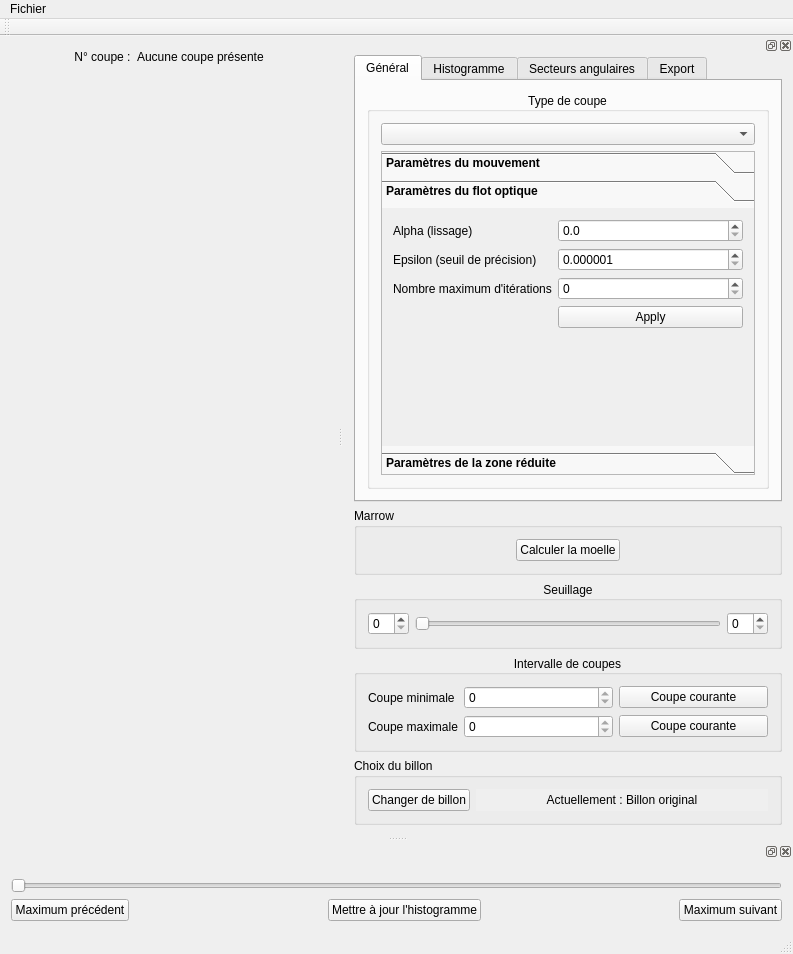
Above: ui/mainwindow.ui from akrah/TKDetection before the change. Below: the same form after it.
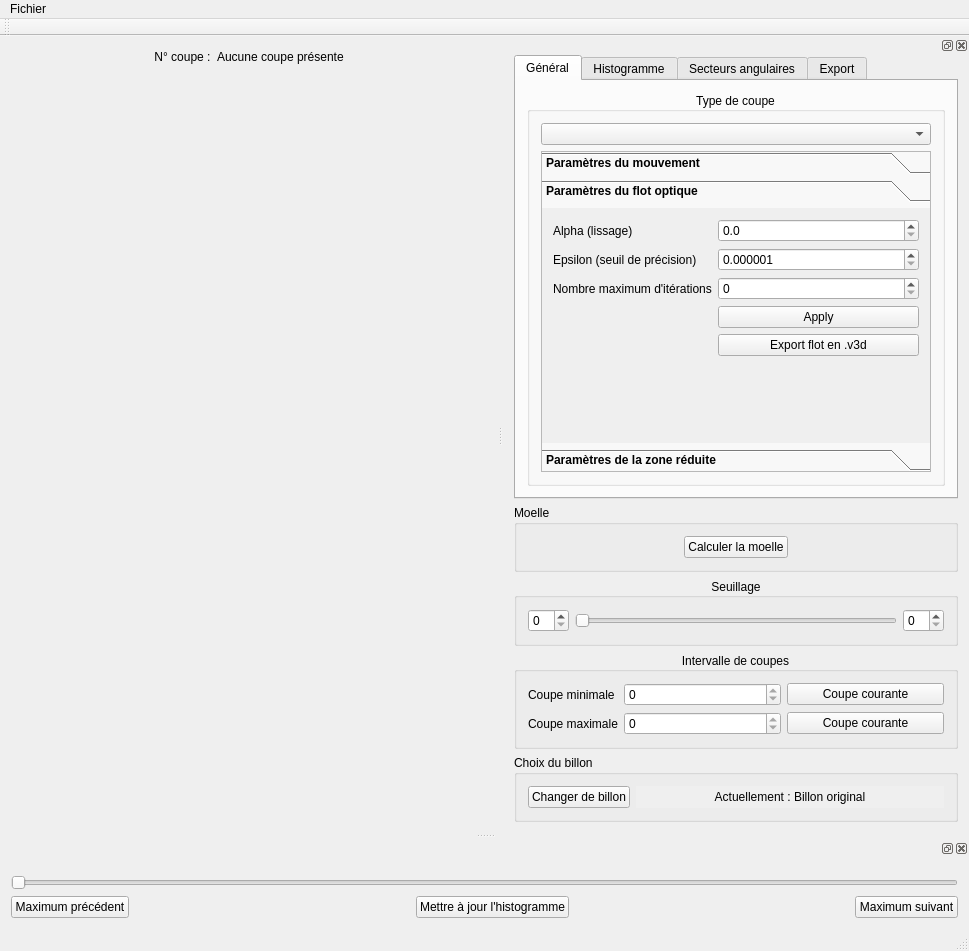
That is the form after the change. The open tabs and pages were chosen to show the change. Custom widgets are drawn as their Qt base class.

The edit to the form file:
```diff
--- a/ui/mainwindow.ui
+++ b/ui/mainwindow.ui
@@ -6,8 +6,8 @@
    <rect>
     <x>0</x>
     <y>0</y>
-    <width>793</width>
-    <height>954</height>
+    <width>969</width>
+    <height>951</height>
    </rect>
   </property>
   <property name="windowTitle">
@@ -104,8 +104,8 @@
           <rect>
            <x>0</x>
            <y>0</y>
-           <width>322</width>
-           <height>700</height>
+           <width>482</width>
+           <height>697</height>
           </rect>
          </property>
          <layout class="QHBoxLayout" name="horizontalLayout_8">
@@ -141,7 +141,7 @@
     <rect>
      <x>0</x>
      <y>0</y>
-     <width>793</width>
+     <width>969</width>
      <height>25</height>
     </rect>
    </property>
@@ -171,8 +171,8 @@
   <widget class="QDockWidget" name="dockWidget_2">
    <property name="minimumSize">
     <size>
-     <width>450</width>
-     <height>740</height>
+     <width>466</width>
+     <height>745</height>
     </size>
    </property>
    <property name="floating">
@@ -389,8 +389,8 @@
                 <rect>
                  <x>0</x>
                  <y>0</y>
-                 <width>322</width>
-                 <height>144</height>
+                 <width>374</width>
+                 <height>177</height>
                 </rect>
                </property>
                <attribute name="label">
@@ -509,6 +509,26 @@
                   </property>
                  </widget>
                 </item>
+                <item row="4" column="1">
+                 <widget class="QPushButton" name="_buttonExportFlowToV3D">
+                  <property name="font">
+                   <font>
+                    <weight>50</weight>
+                    <bold>false</bold>
+                   </font>
+                  </property>
+                  <property name="text">
+                   <string>Export flot en .v3d</string>
+                  </property>
+                 </widget>
+                </item>
+                <item row="3" column="0">
+                 <widget class="Line" name="line">
+                  <property name="orientation">
+                   <enum>Qt::Horizontal</enum>
+                  </property>
+                 </widget>
+                </item>
                </layout>
               </widget>
               <widget class="QWidget" name="_pageRestrictedAreaParameters">
@@ -1079,7 +1099,7 @@
      <item>
       <widget class="QGroupBox" name="groupBox_3">
        <property name="title">
-        <string>Marrow</string>
+        <string>Moelle</string>
        </property>
        <layout class="QHBoxLayout" name="horizontalLayout_10">
         <item>
```
Left out of the diff: 119 changed lines with no effect on the pictures. Lines whose indentation alone changed are shown as unchanged.
